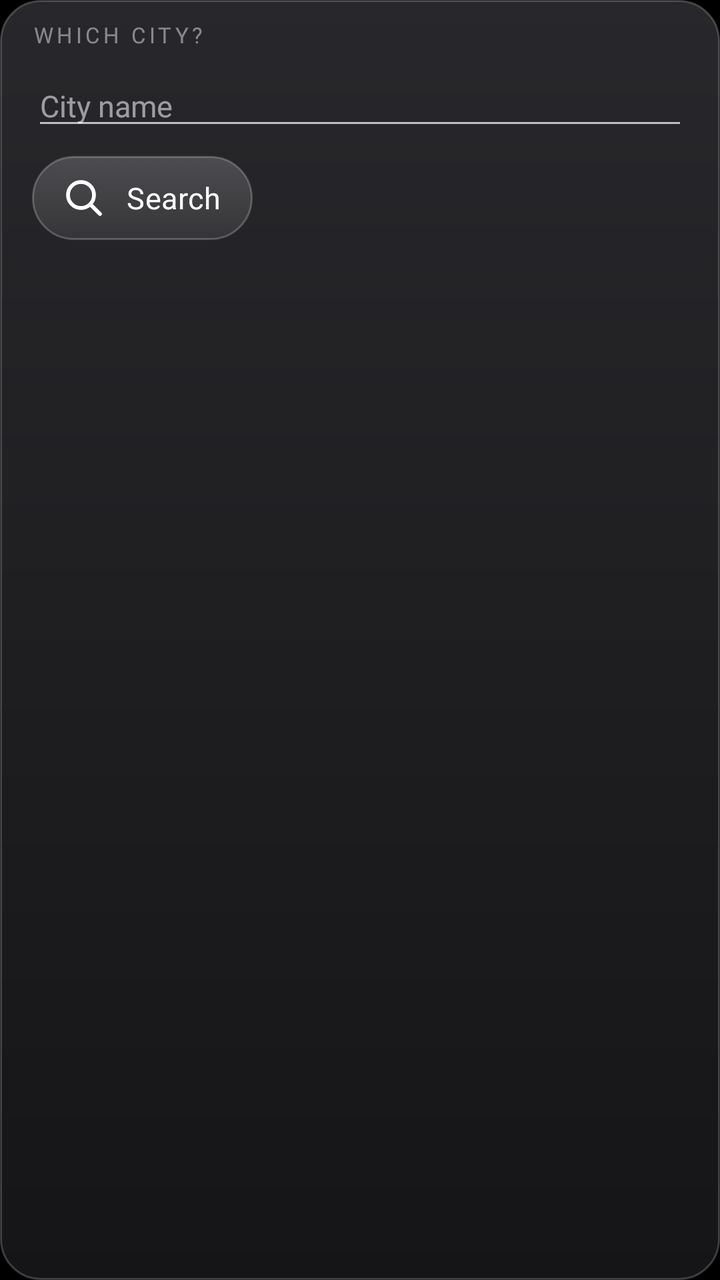
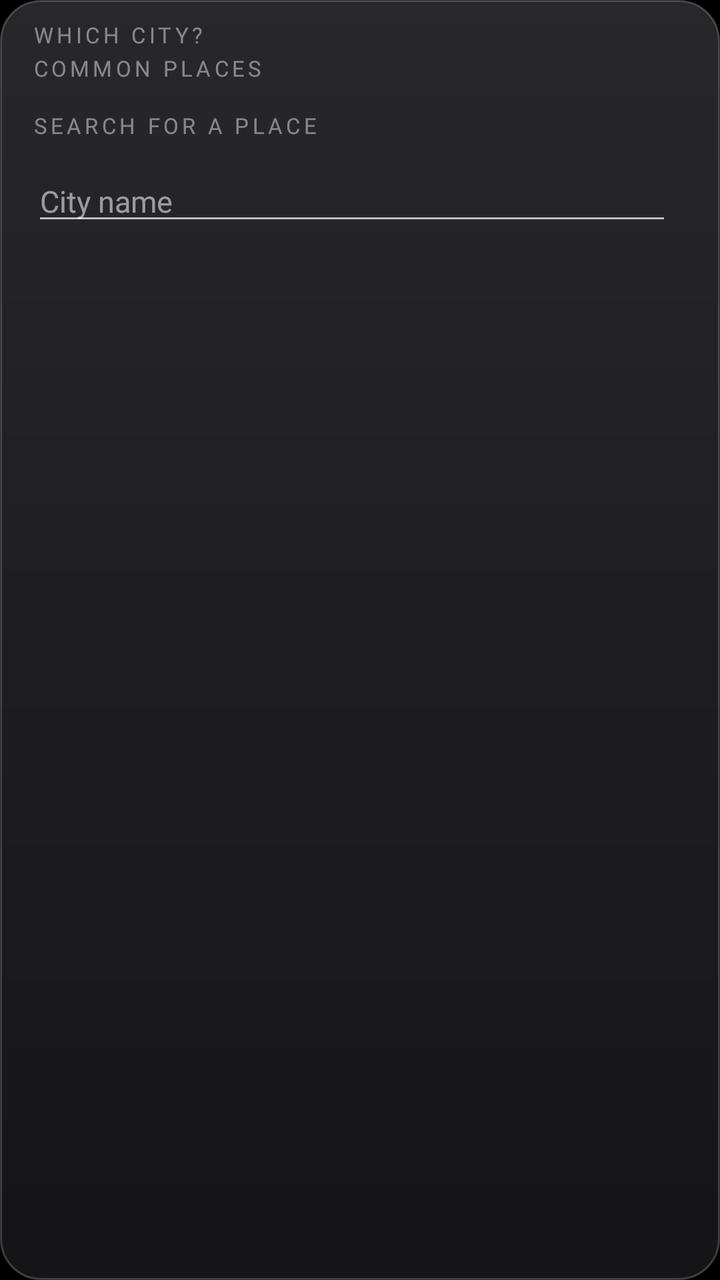

Before-and-after screenshots of an Android layout around one commit, followed by the original layout XML and the change that was made.
<!-- AndroidManifest.xml: application theme Theme.TvHome -->
<!-- res/layout/popup_city.xml -->
<?xml version="1.0" encoding="utf-8"?>
<LinearLayout xmlns:android="http://schemas.android.com/apk/res/android"
    android:layout_width="wrap_content"
    android:layout_height="wrap_content"
    android:background="@drawable/glass_panel"
    android:orientation="vertical"
    android:padding="6dp">

    <TextView
        android:layout_width="wrap_content"
        android:layout_height="wrap_content"
        android:layout_marginStart="10dp"
        android:layout_marginTop="4dp"
        android:text="@string/weather_pick_title"
        android:textColor="@drawable/pill_text_dim"
        android:textSize="11sp"
        android:fontFamily="@font/outfit"
        android:fontVariationSettings="'wght' 500"
        android:letterSpacing="0.16"
        android:textAllCaps="true" />

    
    <EditText
        android:id="@+id/cityInput"
        android:layout_width="match_parent"
        android:layout_height="wrap_content"
        android:layout_marginStart="10dp"
        android:layout_marginTop="8dp"
        android:layout_marginEnd="10dp"
        android:minWidth="360dp"
        android:hint="@string/weather_pick_hint"
        android:inputType="textCapWords"
        android:imeOptions="actionSearch"
        android:singleLine="true"
        android:textColor="#FFFFFFFF"
        android:textColorHint="#8CFFFFFF"
        android:textSize="15sp"
        android:fontFamily="@font/outfit"
        android:fontVariationSettings="'wght' 400" />

    <TextView
        android:id="@+id/btnSearch"
        style="@style/TopButton"
        android:layout_marginStart="10dp"
        android:layout_marginTop="8dp"
        android:text="@string/weather_search"
        android:drawableStart="@drawable/ic_wx_search" />

    <TextView
        android:id="@+id/message"
        android:layout_width="wrap_content"
        android:layout_height="wrap_content"
        android:layout_marginStart="10dp"
        android:layout_marginTop="8dp"
        android:textColor="#A6FFFFFF"
        android:textSize="12sp"
        android:fontFamily="@font/outfit"
        android:fontVariationSettings="'wght' 400"
        android:visibility="gone" />

    <LinearLayout
        android:id="@+id/results"
        android:layout_width="wrap_content"
        android:layout_height="wrap_content"
        android:layout_marginTop="6dp"
        android:orientation="vertical" />
</LinearLayout>
<!-- resources referenced by this layout -->
<resources>
  <!-- drawable glass_panel (drawable) -->
  <?xml version="1.0" encoding="utf-8"?>
  <layer-list xmlns:android="http://schemas.android.com/apk/res/android">
      <item>
          <shape android:shape="rectangle">
              <gradient android:angle="270" android:startColor="#F22A2A2E" android:endColor="#F5161618" />
              <stroke android:width="1dp" android:color="#33FFFFFF" />
              <corners android:radius="20dp" />
          </shape>
      </item>
  </layer-list>
  <!-- drawable ic_wx_search (drawable) -->
  <vector xmlns:android="http://schemas.android.com/apk/res/android" android:width="24dp" android:height="24dp" android:viewportWidth="24" android:viewportHeight="24">
      <path android:strokeColor="#FFFFFFFF" android:strokeWidth="1.9" android:strokeLineCap="round" android:pathData="M10.5,4a6.5,6.5 0 1,0 0,13a6.5,6.5 0 1,0 0,-13zM15.4,15.4L20,20" />
  </vector>
  <!-- drawable pill_text_dim (drawable) -->
  <?xml version="1.0" encoding="utf-8"?>
  <selector xmlns:android="http://schemas.android.com/apk/res/android">
      <item android:state_focused="true" android:color="#99111111" />
      <item android:color="#73FFFFFF" />
  </selector>
  <string name="weather_pick_hint">City name</string>
  <string name="weather_pick_title">Which city?</string>
  <string name="weather_search">Search</string>
  <style name="TopButton">
          <item name="android:layout_width">wrap_content</item>
          <item name="android:layout_height">42dp</item>
          <item name="android:layout_marginStart">8dp</item>
          <item name="android:paddingStart">14dp</item>
          <item name="android:paddingEnd">16dp</item>
          <item name="android:gravity">center</item>
          <item name="android:background">@drawable/pill_bg</item>
          <item name="android:textColor">@drawable/pill_text</item>
          <item name="android:textSize">15sp</item>
          <item name="android:fontFamily">@font/outfit</item>
          <item name="android:fontVariationSettings">\'wght\' 500</item>
          <item name="android:letterSpacing">0.01</item>
          <item name="android:drawablePadding">9dp</item>
          <item name="android:drawableTint">@drawable/pill_text</item>
          <item name="android:focusable">true</item>
          <item name="android:clickable">true</item>
      </style>
  <style name="Theme.TvHome" parent="android:Theme.Material.NoActionBar.Fullscreen">
          <item name="android:windowBackground">@android:color/black</item>
          <item name="android:colorBackground">@android:color/black</item>
          <item name="android:windowAnimationStyle">@null</item>
      </style>
  <!-- drawable pill_bg (drawable) -->
  <?xml version="1.0" encoding="utf-8"?>
  <selector xmlns:android="http://schemas.android.com/apk/res/android">
      <item android:state_focused="true">
          <shape android:shape="rectangle">
              <solid android:color="#F5FFFFFF" />
              <corners android:radius="21dp" />
          </shape>
      </item>
      <item>
          <shape android:shape="rectangle">
              <gradient android:angle="270" android:startColor="#2EFFFFFF" android:endColor="#14FFFFFF" />
              <stroke android:width="1dp" android:color="#38FFFFFF" />
              <corners android:radius="21dp" />
          </shape>
      </item>
  </selector>
  <!-- drawable pill_text (drawable) -->
  <?xml version="1.0" encoding="utf-8"?>
  <selector xmlns:android="http://schemas.android.com/apk/res/android">
      <item android:state_focused="true" android:color="#FF111111" />
      <item android:color="#FFFFFFFF" />
  </selector>
</resources>

<!-- the commit's change to res/layout/popup_city.xml (unified diff, before → after) -->
@@ -20,31 +20,76 @@
         android:textAllCaps="true" />
 
     
-    <EditText
-        android:id="@+id/cityInput"
-        android:layout_width="match_parent"
+    <TextView
+        android:layout_width="wrap_content"
+        android:layout_height="wrap_content"
+        android:layout_marginStart="10dp"
+        android:layout_marginTop="2dp"
+        android:text="@string/weather_common"
+        android:textColor="@drawable/pill_text_dim"
+        android:textSize="11sp"
+        android:fontFamily="@font/outfit"
+        android:fontVariationSettings="'wght' 500"
+        android:letterSpacing="0.16"
+        android:textAllCaps="true" />
+
+    <HorizontalScrollView
+        android:layout_width="wrap_content"
+        android:layout_height="wrap_content"
+        android:layout_marginTop="4dp"
+        android:scrollbars="none">
+
+        <LinearLayout
+            android:id="@+id/commonRow"
+            android:layout_width="wrap_content"
+            android:layout_height="wrap_content"
+            android:orientation="horizontal" />
+    </HorizontalScrollView>
+
+    <TextView
+        android:layout_width="wrap_content"
+        android:layout_height="wrap_content"
+        android:layout_marginStart="10dp"
+        android:layout_marginTop="10dp"
+        android:text="@string/weather_search_places"
+        android:textColor="@drawable/pill_text_dim"
+        android:textSize="11sp"
+        android:fontFamily="@font/outfit"
+        android:fontVariationSettings="'wght' 500"
+        android:letterSpacing="0.16"
+        android:textAllCaps="true" />
+
+    
+    <LinearLayout
+        android:layout_width="wrap_content"
         android:layout_height="wrap_content"
         android:layout_marginStart="10dp"
         android:layout_marginTop="8dp"
         android:layout_marginEnd="10dp"
-        android:minWidth="360dp"
-        android:hint="@string/weather_pick_hint"
-        android:inputType="textCapWords"
-        android:imeOptions="actionSearch"
-        android:singleLine="true"
-        android:textColor="#FFFFFFFF"
-        android:textColorHint="#8CFFFFFF"
-        android:textSize="15sp"
-        android:fontFamily="@font/outfit"
-        android:fontVariationSettings="'wght' 400" />
+        android:orientation="horizontal"
+        android:gravity="center_vertical">
 
-    <TextView
-        android:id="@+id/btnSearch"
-        style="@style/TopButton"
-        android:layout_marginStart="10dp"
-        android:layout_marginTop="8dp"
-        android:text="@string/weather_search"
-        android:drawableStart="@drawable/ic_wx_search" />
+        <EditText
+            android:id="@+id/cityInput"
+            android:layout_width="wrap_content"
+            android:layout_height="wrap_content"
+            android:minWidth="320dp"
+            android:hint="@string/weather_pick_hint"
+            android:inputType="textCapWords"
+            android:imeOptions="actionSearch"
+            android:singleLine="true"
+            android:textColor="#FFFFFFFF"
+            android:textColorHint="#8CFFFFFF"
+            android:textSize="15sp"
+            android:fontFamily="@font/outfit"
+            android:fontVariationSettings="'wght' 400" />
+
+        <TextView
+            android:id="@+id/btnSearch"
+            style="@style/TopButton"
+            android:text="@string/weather_search"
+            android:drawableStart="@drawable/ic_wx_search" />
+    </LinearLayout>
 
     <TextView
         android:id="@+id/message"
<!-- resource entries referenced after the edit -->
@@ -21,9 +21,11 @@
       <item android:state_focused="true" android:color="#99111111" />
       <item android:color="#73FFFFFF" />
   </selector>
+  <string name="weather_common">Common places</string>
   <string name="weather_pick_hint">City name</string>
   <string name="weather_pick_title">Which city?</string>
   <string name="weather_search">Search</string>
+  <string name="weather_search_places">Search for a place</string>
   <style name="TopButton">
           <item name="android:layout_width">wrap_content</item>
           <item name="android:layout_height">42dp</item>
